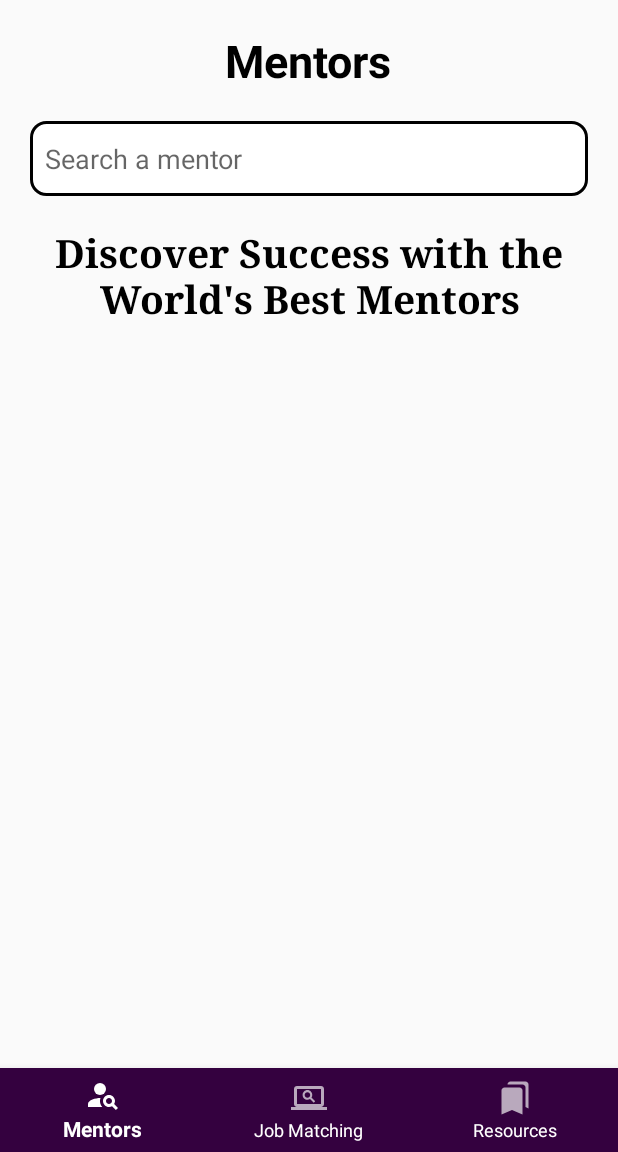
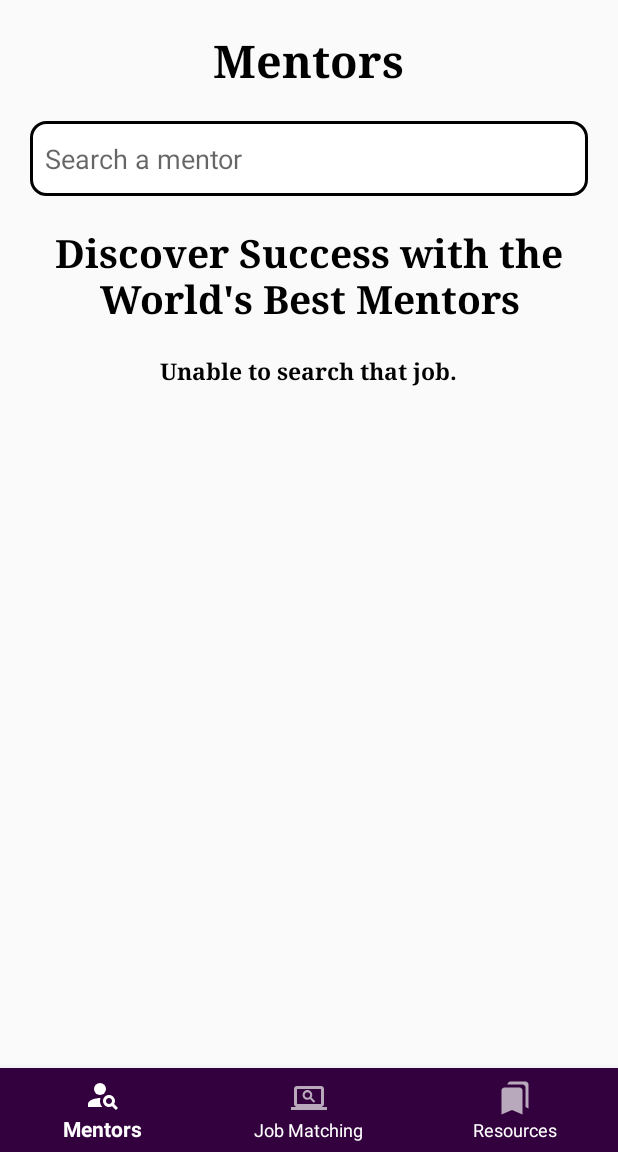
Before and after one commit to andrino25/PassionVentureV3, an Android app: the MentorsFragment screen opened directly, with no data from a screen before it, on a phone screen of 412 x 824 dp, the part 84-1236 px from its top. Run offline under Robolectric (Android 15) with nearby library versions, the phone set to English and light mode, and no system bars; our stand-ins replace Firebase (no records; nobody signed in at launch, a user with empty details on screens opened directly), Picasso, navigation-ui.

Commit message:
goods nako ani

```diff
--- a/app/src/main/java/com/example/passionventure/ui/mentor/MentorsFragment.kt
+++ b/app/src/main/java/com/example/passionventure/ui/mentor/MentorsFragment.kt
@@ -26,6 +26,7 @@ class MentorsFragment : Fragment() {
     private lateinit var recyclerView: RecyclerView
     private lateinit var mentorsAdapter: MentorAdapter
     private lateinit var mentorsList: MutableList<User>
+    private lateinit var noItemsTextView: TextView
     private var _binding: FragmentMentorsBinding? = null
 
     // This property is only valid between onCreateView and
@@ -43,6 +44,7 @@ class MentorsFragment : Fragment() {
         _binding = FragmentMentorsBinding.inflate(inflater, container, false)
         val root: View = binding.root
 
+        noItemsTextView = binding.textViewNoItems
         val currUser = activity?.intent?.getStringExtra("name").toString()
         val currUserprofile = activity?.intent?.getStringExtra("userProfile").toString()
         recyclerView = binding.recyclerView
@@ -67,6 +69,7 @@ class MentorsFragment : Fragment() {
 
             override fun onTextChanged(s: CharSequence?, start: Int, before: Int, count: Int) {
                 mentorsAdapter.filter(s.toString())
+                noItemsTextView.visibility = if (mentorsAdapter.itemCount == 0) View.VISIBLE else View.INVISIBLE
             }
 
             override fun afterTextChanged(s: Editable?) {
@@ -93,6 +96,7 @@ class MentorsFragment : Fragment() {
                         mentor?.let { mentorsList.add(it) }
                     }
                     mentorsAdapter.notifyDataSetChanged()
+                    noItemsTextView.visibility = if (mentorsList.isEmpty()) View.VISIBLE else View.INVISIBLE
                 }
 
                 override fun onCancelled(error: DatabaseError) {
--- a/app/src/main/res/layout/activity_bookings.xml
+++ b/app/src/main/res/layout/activity_bookings.xml
@@ -59,8 +59,8 @@
                 android:layout_height="wrap_content"
                 android:layout_centerHorizontal="true"
                 android:layout_marginTop="20dp"
+                android:text="Booked Mentors"
                 android:fontFamily="serif"
-                android:text="Booked Mentors"
                 android:textColor="@color/black"
                 android:textSize="30sp"
                 android:textStyle="bold" />
--- a/app/src/main/res/layout/activity_payments.xml
+++ b/app/src/main/res/layout/activity_payments.xml
@@ -62,6 +62,7 @@
                 android:layout_centerHorizontal="true"
                 android:layout_marginTop="20dp"
                 android:text="Payments"
+                android:fontFamily="serif"
                 android:textColor="@color/black"
                 android:textStyle="bold"
                 android:textSize="30sp"/>
--- a/app/src/main/res/layout/activity_update_contribution.xml
+++ b/app/src/main/res/layout/activity_update_contribution.xml
@@ -64,6 +64,7 @@
                 android:layout_marginEnd="20dp"
                 android:layout_marginBottom="20dp"
                 android:text="Update Job Details"
+                android:fontFamily="serif"
                 android:textColor="@color/black"
                 android:textSize="30sp"
                 android:textStyle="bold" />
--- a/app/src/main/res/layout/activity_update_job.xml
+++ b/app/src/main/res/layout/activity_update_job.xml
@@ -65,6 +65,7 @@
                 android:layout_marginEnd="20dp"
                 android:layout_marginBottom="20dp"
                 android:text="Update Job Details"
+                android:fontFamily="serif"
                 android:textColor="@color/black"
                 android:textSize="30sp"
                 android:textStyle="bold" />
--- a/app/src/main/res/layout/fragment_add_contribution.xml
+++ b/app/src/main/res/layout/fragment_add_contribution.xml
@@ -24,6 +24,7 @@
                 android:layout_centerHorizontal="true"
                 android:textColor="@color/black"
                 android:textSize="30sp"
+                android:fontFamily="serif"
                 android:textStyle="bold"
                 android:layout_marginBottom="20dp"
                 android:layout_marginTop="20dp"/>
--- a/app/src/main/res/layout/fragment_contributions.xml
+++ b/app/src/main/res/layout/fragment_contributions.xml
@@ -20,6 +20,7 @@
                 android:layout_width="wrap_content"
                 android:layout_height="wrap_content"
                 android:text="Contributions"
+                android:fontFamily="serif"
                 android:layout_centerHorizontal="true"
                 android:textColor="@color/black"
                 android:textSize="30sp"
--- a/app/src/main/res/layout/fragment_mentor_bookings.xml
+++ b/app/src/main/res/layout/fragment_mentor_bookings.xml
@@ -23,6 +23,7 @@
         android:layout_width="wrap_content"
         android:layout_height="wrap_content"
         android:text="Bookings"
+        android:fontFamily="serif"
         android:layout_marginTop="20dp"
         android:textColor="@color/black"
         android:textStyle="bold"
--- a/app/src/main/res/layout/fragment_mentors.xml
+++ b/app/src/main/res/layout/fragment_mentors.xml
@@ -23,6 +23,7 @@
                 android:layout_centerHorizontal="true"
                 android:layout_marginTop="20dp"
                 android:text="Mentors"
+                android:fontFamily="serif"
                 android:textColor="@color/black"
                 android:textSize="30sp"
                 android:textStyle="bold" />
@@ -54,6 +55,20 @@
                     android:gravity="center"
                     android:textStyle="bold"/>
 
+                    <TextView
+                        android:id="@+id/textViewNoItems"
+                        android:layout_width="wrap_content"
+                        android:layout_height="wrap_content"
+                        android:layout_centerHorizontal="true"
+                        android:layout_marginTop="20dp"
+                        android:fontFamily="serif"
+                        android:text="Unable to search that job."
+                        android:layout_below="@id/textView1"
+                        android:textColor="@color/black"
+                        android:visibility="invisible"
+                        android:textSize="15sp"
+                        android:textStyle="bold" />
+
 
                 <androidx.recyclerview.widget.RecyclerView
                     android:id="@+id/recyclerView"
--- a/app/src/main/res/layout/fragment_post_job.xml
+++ b/app/src/main/res/layout/fragment_post_job.xml
@@ -20,6 +20,7 @@
                 android:layout_width="wrap_content"
                 android:layout_height="wrap_content"
                 android:text="Post a Job"
+                android:fontFamily="serif"
                 android:layout_centerHorizontal="true"
                 android:textColor="@color/black"
                 android:textSize="30sp"
--- a/app/src/main/res/layout/fragment_resources.xml
+++ b/app/src/main/res/layout/fragment_resources.xml
@@ -22,6 +22,7 @@
                 android:text="Resources"
                 android:layout_centerHorizontal="true"
                 android:textColor="@color/black"
+                android:fontFamily="serif"
                 android:textSize="30sp"
                 android:textStyle="bold"
                 android:layout_marginTop="20dp"/>
```
Also changed, not shown: app/src/main/res/layout/activity_payment_details.xml (+14 -1 lines), app/src/main/res/layout/activity_resume_list.xml (+7 -3 lines).
